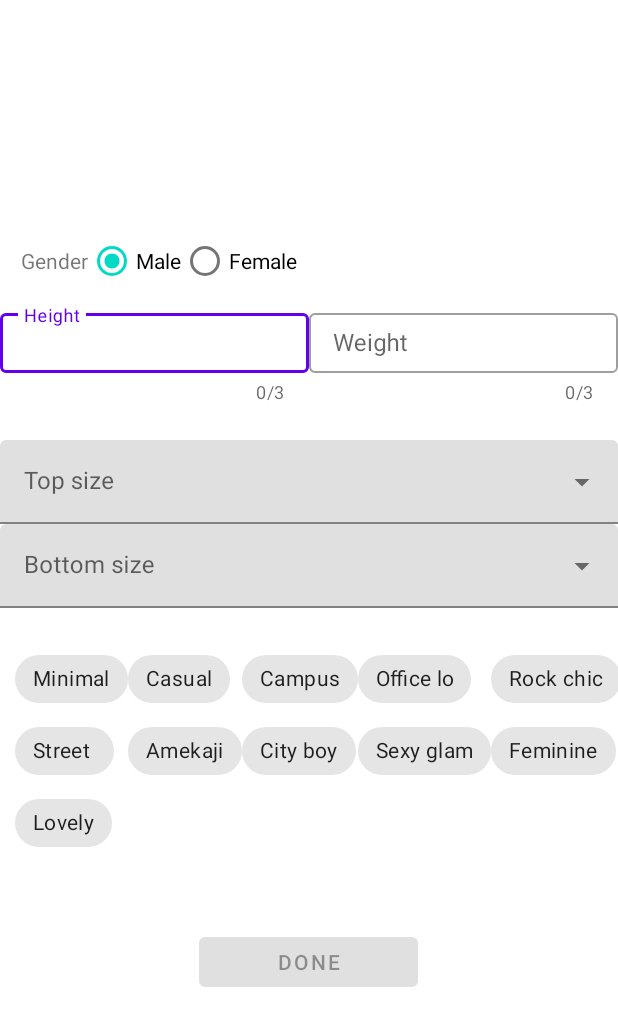
After one commit to LeeSeungYun1020/Gets, an Android app: the layout activity_detail_register.xml on its own in the app's theme, with its tools: preview values and no code run, on a phone screen of 412 x 824 dp. The commit adds this screen. Shown: the top 1026 px of the screen. Run offline under Robolectric (Android 15) with nearby library versions, the phone set to English and light mode, and no system bars.

Commit message:
Add a detail register layout.

```diff
--- /dev/null
+++ b/android/app/src/main/res/layout/activity_detail_register.xml
@@ -0,0 +1,154 @@
+<?xml version="1.0" encoding="utf-8"?>
+<androidx.constraintlayout.widget.ConstraintLayout xmlns:android="http://schemas.android.com/apk/res/android"
+    xmlns:app="http://schemas.android.com/apk/res-auto"
+    xmlns:tools="http://schemas.android.com/tools"
+    android:layout_width="match_parent"
+    android:layout_height="match_parent">
+
+    <RadioGroup
+        android:id="@+id/radioGroup"
+        android:layout_width="wrap_content"
+        android:layout_height="wrap_content"
+        android:layout_marginTop="150dp"
+        android:layout_marginEnd="200dp"
+        android:checkedButton="@+id/radio_button_1"
+        android:orientation="horizontal"
+        app:layout_constraintEnd_toEndOf="parent"
+        app:layout_constraintStart_toStartOf="parent"
+        app:layout_constraintTop_toTopOf="parent">
+
+        <TextView
+            android:id="@+id/textView5"
+            android:layout_width="wrap_content"
+            android:layout_height="wrap_content"
+            android:layout_weight="1"
+            android:text="@string/register_gender" />
+
+        <RadioButton
+            android:id="@+id/radio_button_1"
+            android:layout_width="wrap_content"
+            android:layout_height="match_parent"
+            android:text="@string/register_male" />
+
+        <RadioButton
+            android:id="@+id/radio_button_2"
+            android:layout_width="wrap_content"
+            android:layout_height="wrap_content"
+            android:text="@string/register_female" />
+
+    </RadioGroup>
+
+    <LinearLayout
+        android:id="@+id/linearLayout3"
+        android:layout_width="match_parent"
+        android:layout_height="wrap_content"
+        android:layout_marginTop="5dp"
+        android:layout_weight="1"
+        android:orientation="horizontal"
+        app:layout_constraintEnd_toEndOf="parent"
+        app:layout_constraintTop_toBottomOf="@+id/radioGroup">
+
+        <com.google.android.material.textfield.TextInputLayout
+            android:id="@+id/height"
+            style="@style/Widget.MaterialComponents.TextInputLayout.OutlinedBox"
+            android:layout_width="match_parent"
+            android:layout_height="match_parent"
+            android:layout_weight="1"
+            app:counterEnabled="true"
+            app:counterMaxLength="3"
+            app:suffixText="@string/suffix_cm">
+
+            <com.google.android.material.textfield.TextInputEditText
+                android:layout_width="match_parent"
+                android:layout_height="40dp"
+                android:hint="@string/height"
+                android:inputType="textEmailAddress" />
+
+        </com.google.android.material.textfield.TextInputLayout>
+
+        <com.google.android.material.textfield.TextInputLayout
+            android:id="@+id/weight"
+            style="@style/Widget.MaterialComponents.TextInputLayout.OutlinedBox"
+            android:layout_width="match_parent"
+            android:layout_height="match_parent"
+            android:layout_weight="1"
+            app:counterEnabled="true"
+            app:counterMaxLength="3"
+            app:suffixText="@string/suffix_kg">
+
+            <com.google.android.material.textfield.TextInputEditText
+                android:layout_width="match_parent"
+                android:layout_height="40dp"
+                android:hint="@string/weight"
+                android:inputType="textEmailAddress" />
+
+        </com.google.android.material.textfield.TextInputLayout>
+    </LinearLayout>
+
+    <LinearLayout
+        android:layout_width="match_parent"
+        android:layout_height="wrap_content"
+        android:orientation="vertical"
+        app:layout_constraintBottom_toTopOf="@+id/filter_style_chip"
+        app:layout_constraintTop_toBottomOf="@+id/linearLayout3">
+
+        <com.google.android.material.textfield.TextInputLayout
+            android:id="@+id/menu_top"
+            style="@style/Widget.MaterialComponents.TextInputLayout.FilledBox.ExposedDropdownMenu"
+            android:layout_width="match_parent"
+            android:layout_height="wrap_content"
+            android:hint="@string/register_top_size">
+
+            <AutoCompleteTextView
+                android:layout_width="match_parent"
+                android:layout_height="wrap_content"
+                android:inputType="none" />
+
+        </com.google.android.material.textfield.TextInputLayout>
+
+        <com.google.android.material.textfield.TextInputLayout
+            android:id="@+id/menu_bottom"
+            style="@style/Widget.MaterialComponents.TextInputLayout.FilledBox.ExposedDropdownMenu"
+            android:layout_width="match_parent"
+            android:layout_height="wrap_content"
+            android:hint="@string/register_bottop_size">
+
+            <AutoCompleteTextView
+                android:layout_width="match_parent"
+                android:layout_height="wrap_content"
+                android:inputType="none" />
+
+        </com.google.android.material.textfield.TextInputLayout>
+    </LinearLayout>
+
+    <include
+        android:id="@+id/filter_style_chip"
+        layout="@layout/chip_group_default"
+        android:layout_width="match_parent"
+        android:layout_height="wrap_content"
+        app:layout_constraintBottom_toBottomOf="parent"
+        app:layout_constraintEnd_toEndOf="parent"
+        app:layout_constraintHorizontal_bias="0.0"
+        app:layout_constraintStart_toStartOf="parent"
+        app:layout_constraintTop_toBottomOf="@+id/radioGroup"
+        app:layout_constraintVertical_bias="0.478" />
+
+    <com.google.android.material.button.MaterialButton
+        android:id="@+id/done"
+        android:layout_width="146dp"
+        android:layout_height="45dp"
+        android:layout_gravity="start"
+        android:layout_marginStart="48dp"
+        android:layout_marginEnd="48dp"
+        android:layout_marginBottom="96dp"
+        android:layout_weight="1"
+        android:enabled="false"
+        android:text="@string/action_done"
+        app:layout_constraintBottom_toBottomOf="parent"
+        app:layout_constraintEnd_toEndOf="parent"
+        app:layout_constraintHorizontal_bias="0.497"
+        app:layout_constraintStart_toStartOf="parent"
+        app:layout_constraintTop_toBottomOf="@+id/filter_style_chip"
+        app:layout_constraintVertical_bias="0.419" />
+
+</androidx.constraintlayout.widget.ConstraintLayout>
--- a/android/app/src/main/res/layout/activity_login.xml
+++ b/android/app/src/main/res/layout/activity_login.xml
@@ -43,7 +43,7 @@
 
         <com.google.android.material.textfield.TextInputEditText
             android:layout_width="match_parent"
-            android:layout_height="wrap_content"
+            android:layout_height="57dp"
             android:hint="@string/prompt_password"
             android:imeActionLabel="@string/action_sign_in_short"
             android:imeOptions="actionDone"
--- a/android/app/src/main/res/layout/activity_register.xml
+++ b/android/app/src/main/res/layout/activity_register.xml
@@ -4,6 +4,13 @@
     xmlns:tools="http://schemas.android.com/tools"
     android:layout_width="match_parent"
     android:layout_height="match_parent">
+
+    <androidx.constraintlayout.widget.Guideline
+        android:id="@+id/guideline2"
+        android:layout_width="wrap_content"
+        android:layout_height="wrap_content"
+        android:orientation="vertical"
+        app:layout_constraintGuide_begin="24dp" />
 
     <com.google.android.material.textfield.TextInputLayout
         android:id="@+id/name"
@@ -16,14 +23,15 @@
         app:layout_constraintEnd_toEndOf="parent"
         app:layout_constraintStart_toStartOf="parent"
         app:layout_constraintTop_toTopOf="parent"
-        app:startIconDrawable="@drawable/ic_baseline_check_24"
-        app:startIconContentDescription="@string/register_necessary">
+        app:startIconContentDescription="@string/register_necessary"
+        app:startIconDrawable="@drawable/ic_baseline_check_24">
 
         <com.google.android.material.textfield.TextInputEditText
             android:layout_width="match_parent"
             android:layout_height="wrap_content"
             android:hint="@string/prompt_name"
             android:inputType="textEmailAddress" />
+
     </com.google.android.material.textfield.TextInputLayout>
 
     <com.google.android.material.textfield.TextInputLayout
@@ -37,8 +45,8 @@
         app:layout_constraintEnd_toEndOf="parent"
         app:layout_constraintStart_toStartOf="parent"
         app:layout_constraintTop_toBottomOf="@+id/name"
-        app:startIconDrawable="@drawable/ic_baseline_check_24"
-        app:startIconContentDescription="@string/register_necessary">
+        app:startIconContentDescription="@string/register_necessary"
+        app:startIconDrawable="@drawable/ic_baseline_check_24">
 
         <com.google.android.material.textfield.TextInputEditText
             android:layout_width="match_parent"
@@ -59,8 +67,8 @@
         app:layout_constraintEnd_toEndOf="parent"
         app:layout_constraintStart_toStartOf="parent"
         app:layout_constraintTop_toBottomOf="@+id/username"
-        app:startIconDrawable="@drawable/ic_baseline_check_24"
-        app:startIconContentDescription="@string/register_necessary">
+        app:startIconContentDescription="@string/register_necessary"
+        app:startIconDrawable="@drawable/ic_baseline_check_24">
 
         <com.google.android.material.textfield.TextInputEditText
             android:layout_width="match_parent"
@@ -92,8 +100,8 @@
         app:layout_constraintEnd_toEndOf="parent"
         app:layout_constraintStart_toStartOf="parent"
         app:layout_constraintTop_toBottomOf="@+id/editTextTime"
-        app:startIconDrawable="@drawable/ic_baseline_check_24"
-        app:startIconContentDescription="@string/register_necessary">
+        app:startIconContentDescription="@string/register_necessary"
+        app:startIconDrawable="@drawable/ic_baseline_check_24">
 
         <com.google.android.material.textfield.TextInputEditText
             android:layout_width="match_parent"
@@ -111,18 +119,18 @@
         android:layout_marginStart="24dp"
         android:layout_marginTop="10dp"
         android:layout_marginEnd="24dp"
+        app:endIconContentDescription="@string/address_serch"
+        app:endIconDrawable="@drawable/ic_baseline_search_24"
+        app:endIconMode="custom"
         app:layout_constraintEnd_toEndOf="parent"
         app:layout_constraintStart_toStartOf="parent"
-        app:layout_constraintTop_toBottomOf="@+id/birth"
-        app:endIconMode="custom"
-        app:endIconDrawable="@drawable/ic_baseline_search_24"
-        app:endIconContentDescription="@string/address_serch">
+        app:layout_constraintTop_toBottomOf="@+id/birth">
 
         <com.google.android.material.textfield.TextInputEditText
             android:layout_width="match_parent"
             android:layout_height="wrap_content"
             android:hint="@string/prompt_address"
-            android:inputType="textEmailAddress"/>
+            android:inputType="textEmailAddress" />
 
     </com.google.android.material.textfield.TextInputLayout>
 
--- /dev/null
+++ b/android/app/src/main/res/layout/chip_group_default.xml
@@ -0,0 +1,114 @@
+<?xml version="1.0" encoding="utf-8"?>
+<GridLayout xmlns:android="http://schemas.android.com/apk/res/android"
+    xmlns:app="http://schemas.android.com/apk/res-auto"
+    android:layout_width="match_parent"
+    android:layout_height="wrap_content">
+
+    <com.google.android.material.chip.ChipGroup
+        android:id="@+id/chipGroup"
+        android:layout_width="wrap_content"
+        android:layout_height="wrap_content"
+        app:chipSpacing="10dp" />
+
+
+    <com.google.android.material.chip.Chip
+        android:id="@+id/chip_1"
+        style="@style/Widget.MaterialComponents.Chip.Choice"
+        android:layout_width="wrap_content"
+        android:layout_height="wrap_content"
+        android:layout_marginStart="10dp"
+        android:checkable="true"
+        android:checked="false"
+        android:text="@string/minimal" />
+
+    <com.google.android.material.chip.Chip
+        style="@style/Widget.MaterialComponents.Chip.Choice"
+        android:layout_width="wrap_content"
+        android:layout_height="wrap_content"
+        android:checkable="true"
+        android:checked="false"
+        android:text="@string/casual" />
+
+    <com.google.android.material.chip.Chip
+        style="@style/Widget.MaterialComponents.Chip.Choice"
+        android:layout_width="wrap_content"
+        android:layout_height="wrap_content"
+        android:checkable="true"
+        android:checked="false"
+        android:text="@string/campus" />
+
+    <com.google.android.material.chip.Chip
+        style="@style/Widget.MaterialComponents.Chip.Choice"
+        android:layout_width="75dp"
+        android:layout_height="wrap_content"
+        android:layout_row="0"
+        android:layout_column="4"
+        android:checkable="true"
+        android:checked="false"
+        android:text="@string/office" />
+
+    <com.google.android.material.chip.Chip
+        style="@style/Widget.MaterialComponents.Chip.Choice"
+        android:layout_width="wrap_content"
+        android:layout_height="wrap_content"
+        android:layout_row="0"
+        android:layout_column="5"
+        android:checkable="true"
+        android:checked="false"
+        android:text="@string/rock_chic" />
+
+    <com.google.android.material.chip.Chip
+        style="@style/Widget.MaterialComponents.Chip.Choice"
+        android:layout_width="wrap_content"
+        android:layout_height="wrap_content"
+        android:layout_row="1"
+        android:layout_column="1"
+        android:layout_marginLeft="10dp"
+        android:checkable="true"
+        android:checked="false"
+        android:text="@string/street" />
+
+    <com.google.android.material.chip.Chip
+        style="@style/Widget.MaterialComponents.Chip.Choice"
+        android:layout_width="wrap_content"
+        android:layout_height="wrap_content"
+        android:checkable="true"
+        android:checked="false"
+        android:text="@string/amekaji" />
+
+    <com.google.android.material.chip.Chip
+        style="@style/Widget.MaterialComponents.Chip.Choice"
+        android:layout_width="wrap_content"
+        android:layout_height="wrap_content"
+        android:checkable="true"
+        android:checked="false"
+        android:text="@string/city_boy" />
+
+    <com.google.android.material.chip.Chip
+        style="@style/Widget.MaterialComponents.Chip.Choice"
+        android:layout_width="wrap_content"
+        android:layout_height="wrap_content"
+        android:checkable="true"
+        android:checked="false"
+        android:text="@string/sexy_glam" />
+
+    <com.google.android.material.chip.Chip
+        style="@style/Widget.MaterialComponents.Chip.Choice"
+        android:layout_width="wrap_content"
+        android:layout_height="wrap_content"
+        android:checkable="true"
+        android:checked="false"
+        android:text="@string/feminine" />
+
+    <com.google.android.material.chip.Chip
+        style="@style/Widget.MaterialComponents.Chip.Choice"
+        android:layout_width="wrap_content"
+        android:layout_height="wrap_content"
+        android:layout_row="2"
+        android:layout_column="1"
+        android:layout_marginLeft="10dp"
+        android:checkable="true"
+        android:checked="false"
+        android:text="@string/lovely" />
+
+</GridLayout>
--- a/android/app/src/main/res/layout/search_filter.xml
+++ b/android/app/src/main/res/layout/search_filter.xml
@@ -68,6 +68,7 @@
         android:layout_height="wrap_content"
         android:layout_marginTop="8dp"
         app:layout_constraintEnd_toEndOf="parent"
+        app:layout_constraintHorizontal_bias="0.0"
         app:layout_constraintStart_toStartOf="parent"
         app:layout_constraintTop_toBottomOf="@id/filter_fiber_label" />
 
--- a/android/app/src/main/res/values/strings.xml
+++ b/android/app/src/main/res/values/strings.xml
@@ -98,4 +98,26 @@
     <string name="msg_ok">OK</string>
     <string name="msg_cancel">Cancel</string>
     <string name="title_filter">Open filter</string>
+    <string name="register_male">Male</string>
+    <string name="register_female">Female</string>
+    <string name="register_gender">Gender</string>
+    <string name="minimal">Minimal</string>
+    <string name="casual">Casual</string>
+    <string name="campus">Campus</string>
+    <string name="office">Office look</string>
+    <string name="rock_chic">Rock chic</string>
+    <string name="street">"Street "</string>
+    <string name="amekaji">Amekaji</string>
+    <string name="office">Office</string>
+    <string name="city_boy">City boy</string>
+    <string name="feminine">Feminine</string>
+    <string name="lovely">Lovely</string>
+    <string name="sexy_glam">Sexy glam</string>
+    <string name="height">Height</string>
+    <string name="weight">Weight</string>
+    <string name="register_top_size">Top size</string>
+    <string name="register_bottop_size">Bottom size</string>
+    <string name="suffix_cm" translatable="false">cm</string>
+    <string name="suffix_kg" translatable="false">kg</string>
+    <string name="action_done">Done</string>
 </resources>
```
Also changed, not shown: 1 other file.
